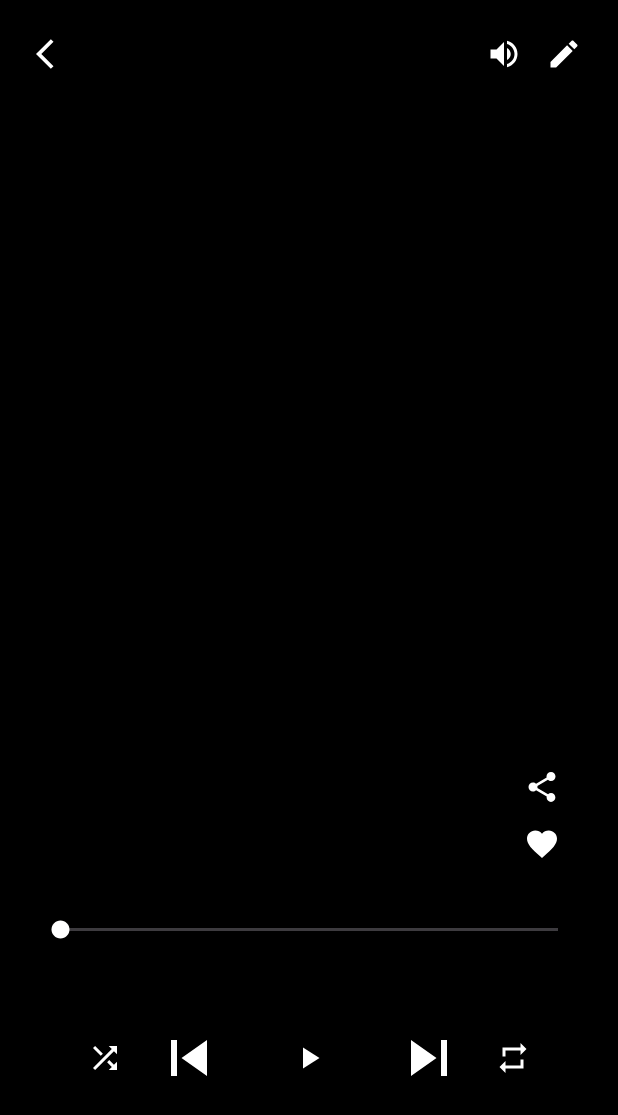
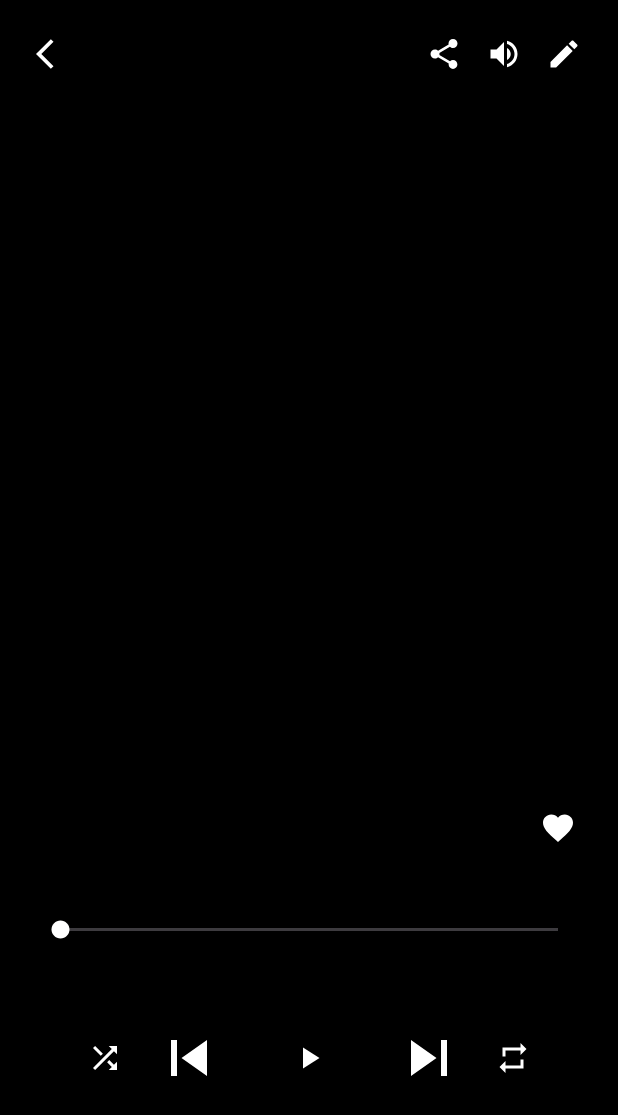
Before and after one commit to shulhajws/purritify, an Android app built with Jetpack Compose: the layout fragment_song_playback.xml on its own in the app's theme, with its tools: preview values and no code run, on a phone screen of 412 x 824 dp. Shown: the top 1115 px of the screen. Run offline under Robolectric (Android 15) with nearby library versions, the phone set to English and light mode, and no system bars.

Commit message:
feat: added intent-filter in main activity tag (android manifest)

```diff
--- a/app/src/main/AndroidManifest.xml
+++ b/app/src/main/AndroidManifest.xml
@@ -41,7 +41,18 @@
                 <action android:name="android.intent.action.MAIN" />
                 <category android:name="android.intent.category.LAUNCHER" />
             </intent-filter>
+            <intent-filter>
+                <action android:name="android.intent.action.VIEW" />
+                <category android:name="android.intent.category.DEFAULT" />
+                <category android:name="android.intent.category.BROWSABLE" />
+                <data
+                    android:scheme="purrytify"
+                    android:host="song"
+                    android:pathPattern="/[0-9]+" />
+            </intent-filter>
         </activity>
+
+
 
         <activity
             android:name=".ui.login.LoginActivity"
--- a/app/src/main/res/layout/fragment_song_playback.xml
+++ b/app/src/main/res/layout/fragment_song_playback.xml
@@ -54,6 +54,17 @@
             android:src="@drawable/ic_audio_output"
             android:contentDescription="@string/audio_output" />
 
+        <ImageButton
+            android:id="@+id/btn_share"
+            android:layout_width="wrap_content"
+            android:layout_height="wrap_content"
+            android:layout_toStartOf="@id/btn_audio_output"
+            android:layout_alignParentTop="true"
+            android:layout_marginEnd="16dp"
+            android:background="@android:color/transparent"
+            android:contentDescription="@string/share_icon"
+            android:src="@drawable/ic_share" />
+
         <ImageView
             android:id="@+id/image_album"
             android:layout_width="match_parent"
@@ -97,23 +108,11 @@
             android:layout_height="30dp"
             android:layout_alignBottom="@id/text_artist"
             android:layout_alignParentEnd="true"
-            android:layout_marginEnd="12dp"
-            android:layout_marginBottom="13dp"
-            android:background="@android:color/transparent"
+            android:layout_marginEnd="1dp"
+            android:layout_marginBottom="24dp"
             android:contentDescription="@string/favorite_icon"
-            android:src="@drawable/ic_fav" />
-
-        <ImageButton
-            android:id="@+id/btn_share"
-            android:layout_width="30dp"
-            android:layout_height="30dp"
-            android:layout_alignBottom="@id/text_artist"
-            android:layout_alignParentEnd="true"
-            android:layout_marginEnd="12dp"
-            android:layout_marginBottom="51dp"
-            android:background="@android:color/transparent"
-            android:contentDescription="@string/share_icon"
-            android:src="@drawable/ic_share" />
+            android:src="@drawable/ic_fav"
+            android:background="@android:color/transparent" />
 
         <SeekBar
             android:id="@+id/seek_bar"
```
